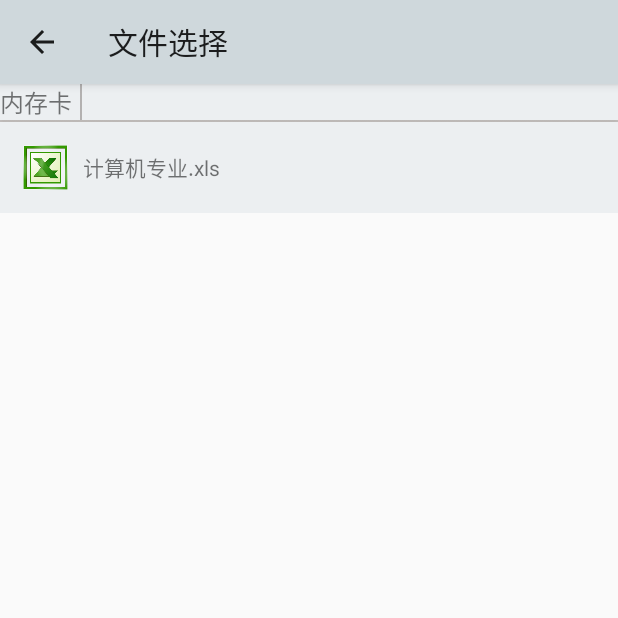
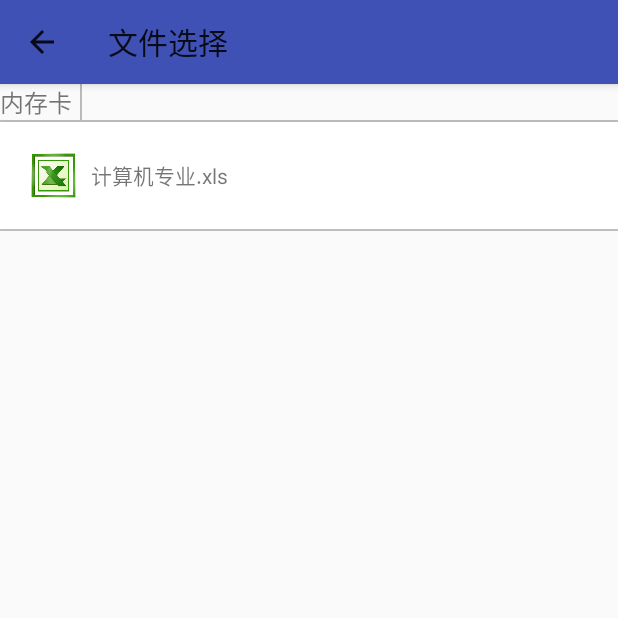
Before and after one commit to medhassno1/CourseManagement, an Android app: the screen it shows after launch (FileSelectActivity), on a phone screen of 412 x 824 dp, the top half of it. Run offline under Robolectric (Android 15) with nearby library versions, the phone set to English and light mode, and no system bars.

Commit message:
文件选择界面

```diff
--- a/CourseManagement/app/src/main/res/layout/activity_file_select.xml
+++ b/CourseManagement/app/src/main/res/layout/activity_file_select.xml
@@ -12,7 +12,7 @@
             android:id="@+id/toolbar_file_select_activity"
             android:layout_width="match_parent"
             android:layout_height="?attr/actionBarSize"
-            android:background="#CFD8DC"
+            android:background="?attr/colorPrimary"
             android:elevation="4dp"
             android:theme="@style/ThemeOverlay.AppCompat.ActionBar"
             app:popupTheme="@style/ThemeOverlay.AppCompat.Light">
@@ -22,8 +22,7 @@
     <LinearLayout
         android:layout_width="match_parent"
         android:layout_height="wrap_content"
-        android:orientation="horizontal"
-        android:background="#ECEFF1">
+        android:orientation="horizontal">
         <TextView
             android:layout_width="wrap_content"
             android:layout_height="wrap_content"
@@ -45,6 +44,6 @@
         android:id="@+id/lv_file_list"
         android:layout_width="match_parent"
         android:layout_height="wrap_content"
-        android:background="#ECEFF1"/>
+        android:background="#fff"/>
 
 </LinearLayout>
--- a/CourseManagement/app/src/main/res/layout/list_item_file.xml
+++ b/CourseManagement/app/src/main/res/layout/list_item_file.xml
@@ -1,23 +1,34 @@
 <?xml version="1.0" encoding="utf-8"?>
 <LinearLayout xmlns:android="http://schemas.android.com/apk/res/android"
-    android:orientation="horizontal" android:layout_width="match_parent"
+    android:layout_width="match_parent"
     android:layout_height="match_parent"
-    android:padding="15dp"
+    android:orientation="vertical">
+
+    <LinearLayout
+        android:layout_width="wrap_content"
+        android:layout_height="wrap_content"
         android:layout_margin="5dp"
-    >
+        android:orientation="horizontal"
+        android:padding="15dp">
 
         <ImageView
+            android:id="@+id/fileImage"
             android:layout_width="30dp"
             android:layout_height="30dp"
-        android:id="@+id/fileImage"
-        android:layout_gravity="center"
-        />
+            android:layout_gravity="center" />
+
         <TextView
+            android:id="@+id/fileName"
             android:layout_width="0dp"
             android:layout_height="wrap_content"
-        android:layout_weight="1"
-        android:id="@+id/fileName"
+            android:layout_gravity="center"
             android:layout_marginLeft="10dip"
-        android:layout_gravity="center"
-        />
+            android:layout_weight="1" />
     </LinearLayout>
+
+    <ImageView
+        android:layout_width="match_parent"
+        android:layout_height="1dp"
+        android:scaleType="fitXY"
+        android:src="@drawable/spilt_line_horizontal" />
+</LinearLayout>
```
Lines whose indentation alone changed are shown as unchanged.
